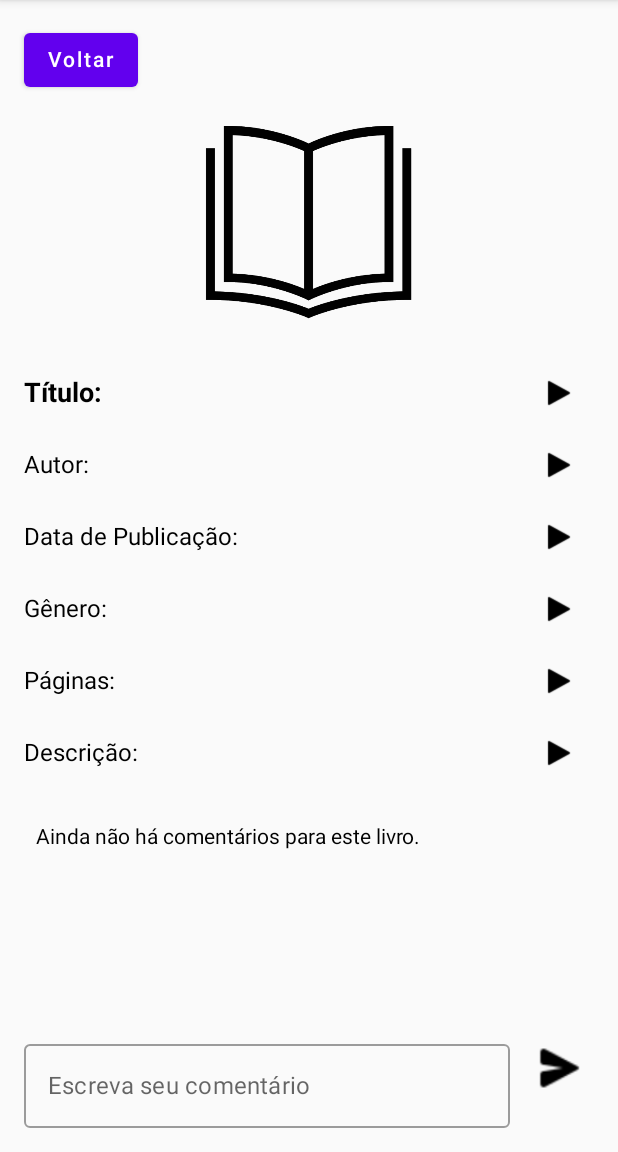
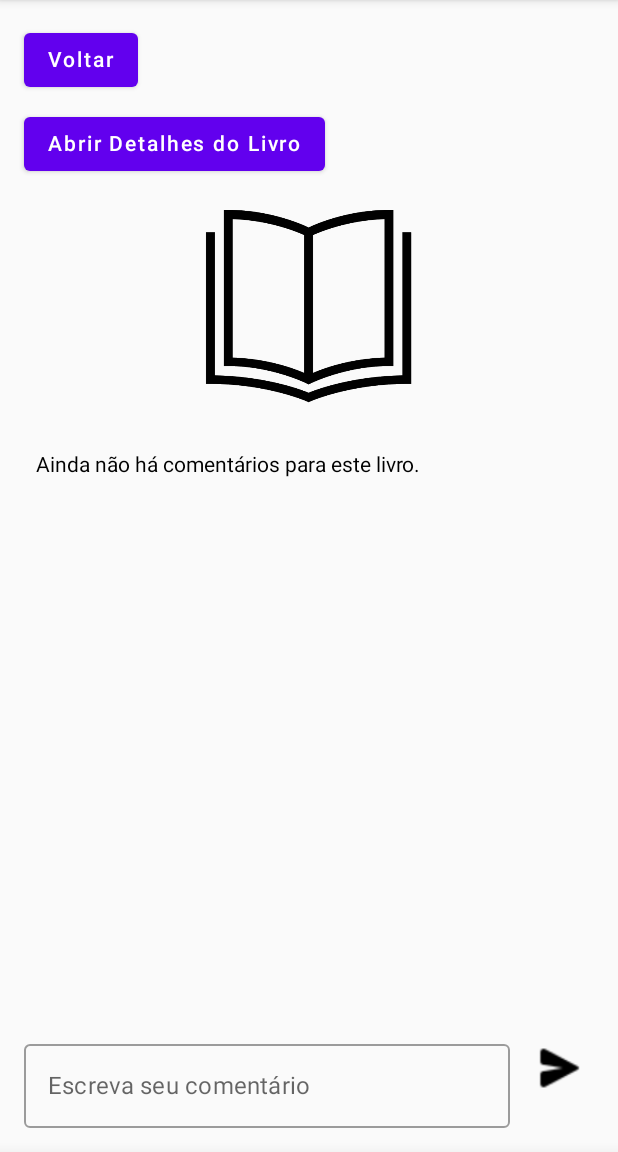
Before and after one commit to jandersonsiqueira/read-sync-mobile, an Android app built with Jetpack Compose: the LivroDetalhesActivity screen opened directly, with no data from a screen before it, on a phone screen of 412 x 824 dp, the part 84-1236 px from its top. Run offline under Robolectric (Android 15) with nearby library versions, the phone set to English and light mode, and no system bars; our stand-ins replace Firebase (no records; nobody signed in at launch, a user with empty details on screens opened directly).

Commit message:
Melhoria nos detalhes do livro

```diff
--- a/androidApp/src/main/java/com/example/readsync2/android/leitor/LivroDetalhesActivity.kt
+++ b/androidApp/src/main/java/com/example/readsync2/android/leitor/LivroDetalhesActivity.kt
@@ -20,7 +20,7 @@ import androidx.compose.ui.text.font.FontWeight
 import androidx.compose.ui.text.input.TextFieldValue
 import androidx.compose.ui.unit.dp
 import androidx.compose.ui.unit.sp
-import coil.compose.rememberAsyncImagePainter
+import coil.compose.AsyncImage
 import com.example.readsync2.android.R
 import com.google.firebase.firestore.FirebaseFirestore
 import java.util.*
@@ -31,7 +31,9 @@ import androidx.compose.runtime.*
 import androidx.compose.ui.res.painterResource
 import androidx.compose.ui.unit.dp
 import coil.compose.AsyncImage
+import coil.compose.SubcomposeAsyncImage
 import com.google.firebase.auth.FirebaseAuth
+import kotlinx.coroutines.launch
 
 class LivroDetalhesActivity : ComponentActivity() {
     override fun onCreate(savedInstanceState: Bundle?) {
@@ -43,7 +45,7 @@ class LivroDetalhesActivity : ComponentActivity() {
         }
     }
 }
-
+@OptIn(ExperimentalMaterialApi::class)
 @Composable
 fun LivroDetalhesScreen(livroId: String?) {
     var descricao by remember { mutableStateOf(TextFieldValue("")) }
@@ -75,9 +77,12 @@ fun LivroDetalhesScreen(livroId: String?) {
         }
     }
 
+    val modalBottomSheetState =
+        rememberModalBottomSheetState(initialValue = ModalBottomSheetValue.Hidden)
+    val scope = rememberCoroutineScope()
+
     LaunchedEffect(livroId) {
         if (livroId != null) {
-            // Acessando o documento do livro
             db.collection("livros").document(livroId).get()
                 .addOnSuccessListener { doc ->
                     if (doc.exists()) {
@@ -108,49 +113,22 @@ fun LivroDetalhesScreen(livroId: String?) {
                     }
                     listaComentarios = comentarios
                 }
-                .addOnFailureListener { e ->
-                    println("Erro ao carregar os comentários: ${e.message}")
-                }
-        } else {
-            println("ID do livro está vazio.")
         }
     }
 
-    Box(modifier = Modifier.fillMaxSize()) {
+    ModalBottomSheetLayout(
+        sheetState = modalBottomSheetState,
+        sheetContent = {
+            // Conteúdo do painel deslizante
             Column(
                 modifier = Modifier
-                .fillMaxSize()
+                    .fillMaxWidth()
                     .padding(16.dp)
             ) {
-            // Botão de voltar
-            Button(
-                onClick = { (context as? ComponentActivity)?.onBackPressedDispatcher?.onBackPressed() },
-                modifier = Modifier.align(Alignment.Start)
+                Row(
+                    verticalAlignment = Alignment.CenterVertically,
+                    modifier = Modifier.fillMaxWidth()
                 ) {
-                Text("Voltar")
-            }
-
-            Spacer(modifier = Modifier.height(8.dp))
-
-            // Capa do livro
-            Box(
-                modifier = Modifier.fillMaxWidth(),
-                contentAlignment = Alignment.Center
-            ) {
-                AsyncImage(
-                    model = capaUrl,
-                    contentDescription = "Capa do livro",
-                    modifier = Modifier.size(150.dp),
-                    placeholder = painterResource(id = R.drawable.ic_book),
-                    error = painterResource(id = R.drawable.ic_book)
-                )
-            }
-
-            Spacer(modifier = Modifier.height(16.dp))
-
-            // Informações do livro
-            Column(modifier = Modifier.fillMaxWidth()) {
-                Row(verticalAlignment = Alignment.CenterVertically) {
                     Text(
                         text = "Título: $titulo",
                         fontSize = 18.sp,
@@ -168,7 +146,12 @@ fun LivroDetalhesScreen(livroId: String?) {
                     }
                 }
 
-                Row(verticalAlignment = Alignment.CenterVertically) {
+                Spacer(modifier = Modifier.height(8.dp))
+
+                Row(
+                    verticalAlignment = Alignment.CenterVertically,
+                    modifier = Modifier.fillMaxWidth()
+                ) {
                     Text(
                         text = "Autor: $autor",
                         fontSize = 16.sp,
@@ -185,10 +168,15 @@ fun LivroDetalhesScreen(livroId: String?) {
                     }
                 }
 
-                Row(verticalAlignment = Alignment.CenterVertically) {
+                Spacer(modifier = Modifier.height(8.dp))
+
+                Row(
+                    verticalAlignment = Alignment.CenterVertically,
+                    modifier = Modifier.fillMaxWidth()
+                ) {
                     Text(
                         text = "Data de Publicação: $dataPublicacao",
-                        fontSize = 16.sp,
+                        fontSize = 14.sp,
                         modifier = Modifier.weight(1f)
                     )
                     IconButton(onClick = {
@@ -202,10 +190,15 @@ fun LivroDetalhesScreen(livroId: String?) {
                     }
                 }
 
-                Row(verticalAlignment = Alignment.CenterVertically) {
+                Spacer(modifier = Modifier.height(8.dp))
+
+                Row(
+                    verticalAlignment = Alignment.CenterVertically,
+                    modifier = Modifier.fillMaxWidth()
+                ) {
                     Text(
                         text = "Gênero: $genero",
-                        fontSize = 16.sp,
+                        fontSize = 14.sp,
                         modifier = Modifier.weight(1f)
                     )
                     IconButton(onClick = {
@@ -219,14 +212,19 @@ fun LivroDetalhesScreen(livroId: String?) {
                     }
                 }
 
-                Row(verticalAlignment = Alignment.CenterVertically) {
+                Spacer(modifier = Modifier.height(8.dp))
+
+                Row(
+                    verticalAlignment = Alignment.CenterVertically,
+                    modifier = Modifier.fillMaxWidth()
+                ) {
                     Text(
                         text = "Páginas: ${paginas.text}",
-                        fontSize = 16.sp,
+                        fontSize = 14.sp,
                         modifier = Modifier.weight(1f)
                     )
                     IconButton(onClick = {
-                        tts?.speak("Numero de Páginas: ${paginas.text}", TextToSpeech.QUEUE_FLUSH, null, null)
+                        tts?.speak("Número de Páginas: ${paginas.text}", TextToSpeech.QUEUE_FLUSH, null, null)
                     }) {
                         Icon(
                             painter = painterResource(id = R.drawable.ic_play),
@@ -236,10 +234,15 @@ fun LivroDetalhesScreen(livroId: String?) {
                     }
                 }
 
-                Row(verticalAlignment = Alignment.CenterVertically) {
+                Spacer(modifier = Modifier.height(8.dp))
+
+                Row(
+                    verticalAlignment = Alignment.CenterVertically,
+                    modifier = Modifier.fillMaxWidth()
+                ) {
                     Text(
                         text = "Descrição: ${descricao.text}",
-                        fontSize = 16.sp,
+                        fontSize = 14.sp,
                         modifier = Modifier.weight(1f)
                     )
                     IconButton(onClick = {
@@ -253,16 +256,58 @@ fun LivroDetalhesScreen(livroId: String?) {
                     }
                 }
             }
+        }
+    ) {
+        // Corpo principal
+        Box(modifier = Modifier.fillMaxSize()) {
+            Column(modifier = Modifier.fillMaxSize().padding(16.dp)) {
+                Button(
+                    onClick = { (context as? ComponentActivity)?.onBackPressedDispatcher?.onBackPressed() },
+                    modifier = Modifier.align(Alignment.Start)
+                ) {
+                    Text("Voltar")
+                }
+
+                Spacer(modifier = Modifier.height(8.dp))
+
+                Button(onClick = { scope.launch { modalBottomSheetState.show() } }) {
+                    Text(text = "Abrir Detalhes do Livro")
+                }
+
+            Spacer(modifier = Modifier.height(8.dp))
+
+                // Capa do livro
+            Box(
+                modifier = Modifier.fillMaxWidth(),
+                contentAlignment = Alignment.Center
+            ) {
+                SubcomposeAsyncImage(
+                    model = capaUrl,
+                    contentDescription = "Capa do livro",
+                    modifier = Modifier.size(150.dp),
+                    loading = {
+                        Box(
+                            contentAlignment = Alignment.Center,
+                            modifier = Modifier.fillMaxSize()
+                        ) {
+                            CircularProgressIndicator()
+                        }
+                    },
+                    error = {
+                        Image(
+                            painter = painterResource(id = R.drawable.ic_book),
+                            contentDescription = "Erro ao carregar imagem",
+                            modifier = Modifier.size(150.dp)
+                        )
+                    }
+                )
+            }
 
                 Spacer(modifier = Modifier.height(16.dp))
 
-            // Comentários
+                // Lista de comentários
                 if (listaComentarios.isNotEmpty()) {
-                LazyColumn(
-                    modifier = Modifier
-                        .fillMaxSize()
-                        .padding(bottom = 80.dp)
-                ) {
+                    LazyColumn {
                         items(listaComentarios) { comentarioMap ->
                             val comentario = comentarioMap["comentario"] ?: ""
                             val nomeUsuario = comentarioMap["nomeUsuario"] ?: ""
@@ -273,8 +318,12 @@ fun LivroDetalhesScreen(livroId: String?) {
                                     modifier = Modifier.weight(1f)
                                 )
                                 IconButton(onClick = {
-                                tts?.speak("Numero de Páginas: ${paginas.text}", TextToSpeech.QUEUE_FLUSH, null, null)
-                                tts?.speak("{$nomeUsuario} disse:  ${comentario}", TextToSpeech.QUEUE_FLUSH, null, null)
+                                    tts?.speak(
+                                        "{$nomeUsuario} disse:  ${comentario}",
+                                        TextToSpeech.QUEUE_FLUSH,
+                                        null,
+                                        null
+                                    )
                                 }) {
                                     Icon(
                                         painter = painterResource(id = R.drawable.ic_play),
@@ -286,7 +335,10 @@ fun LivroDetalhesScreen(livroId: String?) {
                         }
                     }
                 } else {
-                Text(text = "Ainda não há comentários para este livro.", modifier = Modifier.padding(8.dp))
+                    Text(
+                        text = "Ainda não há comentários para este livro.",
+                        modifier = Modifier.padding(8.dp)
+                    )
                 }
             }
 
@@ -336,3 +388,4 @@ fun LivroDetalhesScreen(livroId: String?) {
             }
         }
     }
+}
```
Lines whose indentation alone changed are shown as unchanged.
